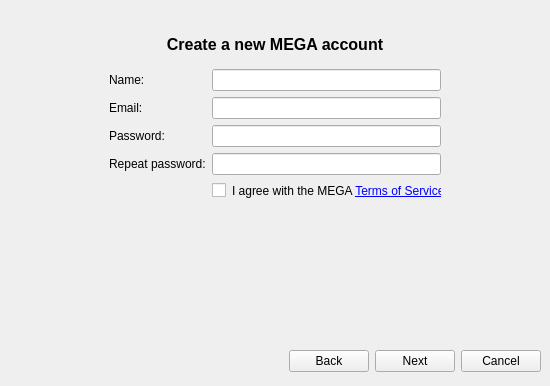
Qt form Source/MEGASync/gui/SetupWizard.ui (meganz/MEGAsync) before a commit.
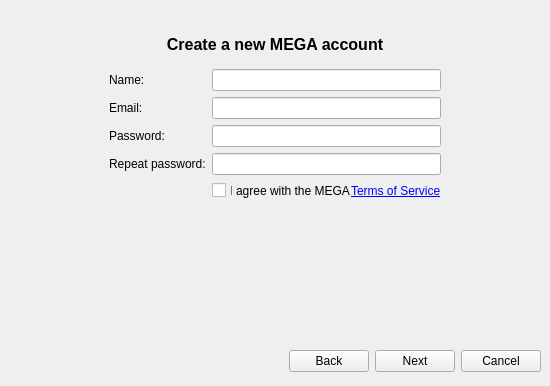
The same form after that commit. The open tabs and pages were chosen to show the change. Icons and pictures are not drawn.

Commit message: Clickable "I agree with MEGA terms" text.

```diff
--- a/Source/MEGASync/gui/SetupWizard.ui
+++ b/Source/MEGASync/gui/SetupWizard.ui
@@ -249,7 +249,7 @@
           <item row="4" column="1">
            <layout class="QHBoxLayout" name="hAcceptTerms">
             <property name="spacing">
-             <number>6</number>
+             <number>0</number>
             </property>
             <item>
              <widget class="QCheckBox" name="cAgreeWithTerms">
@@ -258,10 +258,24 @@
               </property>
              </widget>
             </item>
+            <item>
+             <widget class="QPushButton" name="pushButton">
+              <property name="styleSheet">
+               <string notr="true">border: none;
+margin-left: 5px;</string>
+              </property>
+              <property name="text">
+               <string>I agree with the MEGA </string>
+              </property>
+              <property name="flat">
+               <bool>true</bool>
+              </property>
+             </widget>
+            </item>
             <item>
              <widget class="QLabel" name="lTermsLink">
               <property name="text">
-               <string>I agree with the MEGA &lt;a href=&quot;https://mega.co.nz/#terms&quot;&gt;Terms of Service&lt;/a&gt;</string>
+               <string>&lt;html&gt;&lt;head/&gt;&lt;body&gt;&lt;p&gt;&lt;a href=&quot;https://mega.co.nz/#terms&quot;&gt;&lt;span style=&quot; text-decoration: underline; color:#0000ff;&quot;&gt;Terms of Service&lt;/span&gt;&lt;/a&gt;&lt;/p&gt;&lt;/body&gt;&lt;/html&gt;</string>
               </property>
               <property name="textFormat">
                <enum>Qt::RichText</enum>
```
The commit also changes 2 other files.
